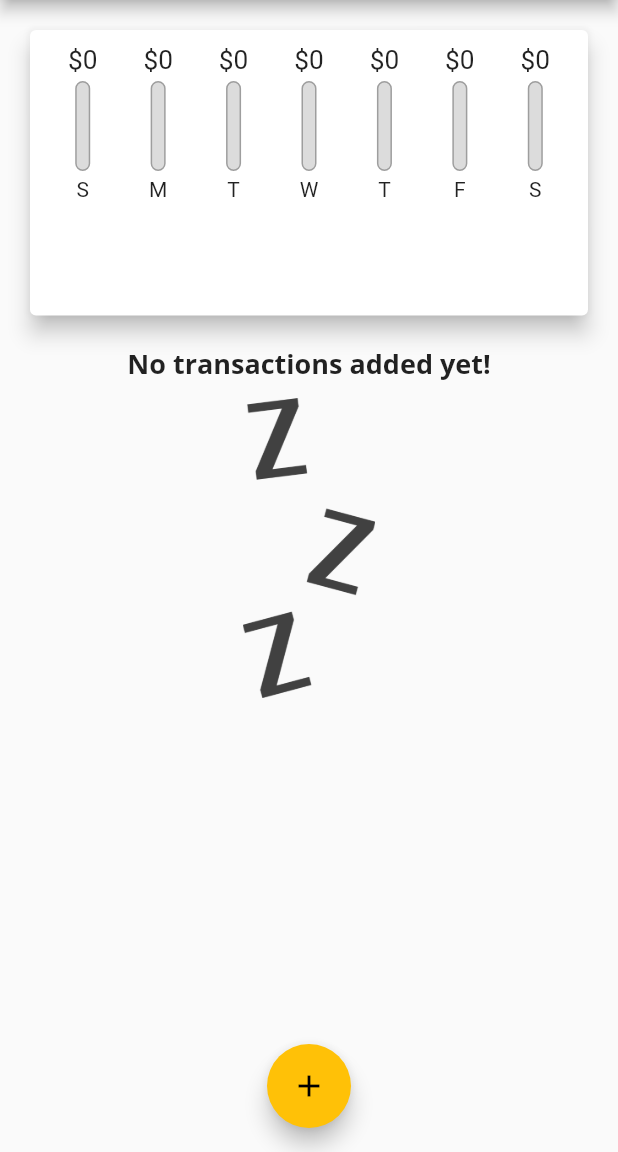
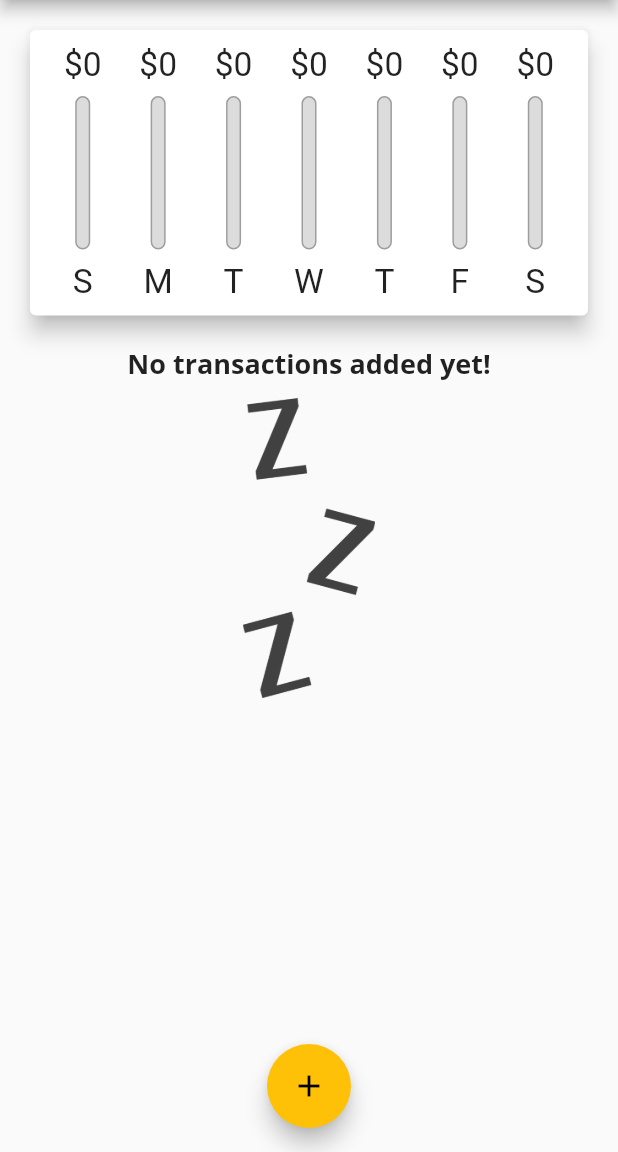
Before and after one commit to GaldinoAllan/expensesApp-Flutter, a Flutter app: the screen it shows after launch, on a phone screen of 412 x 824 dp, the part 84-1236 px from its top. Run offline on Flutter 3.47's test engine with Material 2 defaults, Android fonts, the phone set to English and light mode, and no system bars.

Commit message:
feature: responsiveness everywhere

```diff
--- a/lib/widgets/chart_bar.dart
+++ b/lib/widgets/chart_bar.dart
@@ -9,17 +9,18 @@ class ChartBar extends StatelessWidget {
 
   @override
   Widget build(BuildContext context) {
+    return LayoutBuilder(builder: (ctx, constraints) {
       return Column(
         children: [
           SizedBox(
-          height: 20,
+            height: constraints.maxHeight * 0.15,
             child: FittedBox(
               child: Text('\$${spendingAmount.toStringAsFixed(0)}'),
             ),
           ),
-        const SizedBox(height: 4),
+          SizedBox(height: constraints.maxHeight * 0.05),
           SizedBox(
-          height: 60,
+            height: constraints.maxHeight * 0.6,
             width: 10,
             child: Stack(
               children: [
@@ -45,9 +46,15 @@ class ChartBar extends StatelessWidget {
               ],
             ),
           ),
-        const SizedBox(height: 4),
-        Text(label),
+          SizedBox(height: constraints.maxHeight * 0.05),
+          SizedBox(
+            height: constraints.maxHeight * 0.15,
+            child: FittedBox(
+              child: Text(label),
+            ),
+          ),
         ],
       );
+    });
   }
 }
```
Lines whose indentation alone changed are shown as unchanged.
